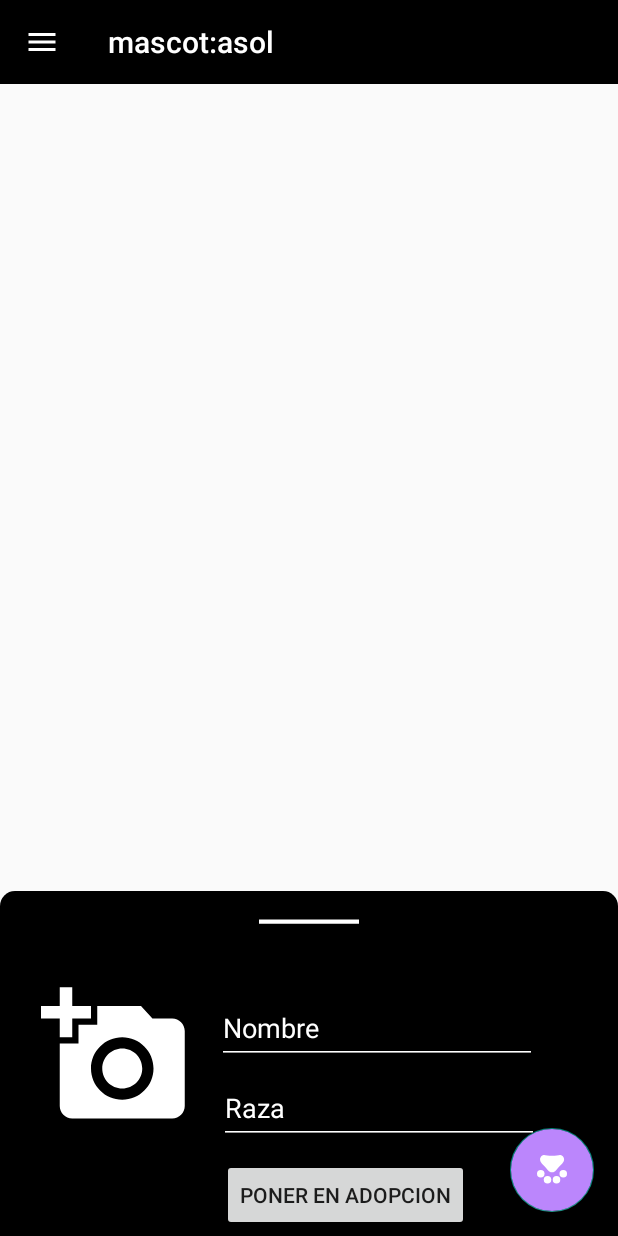
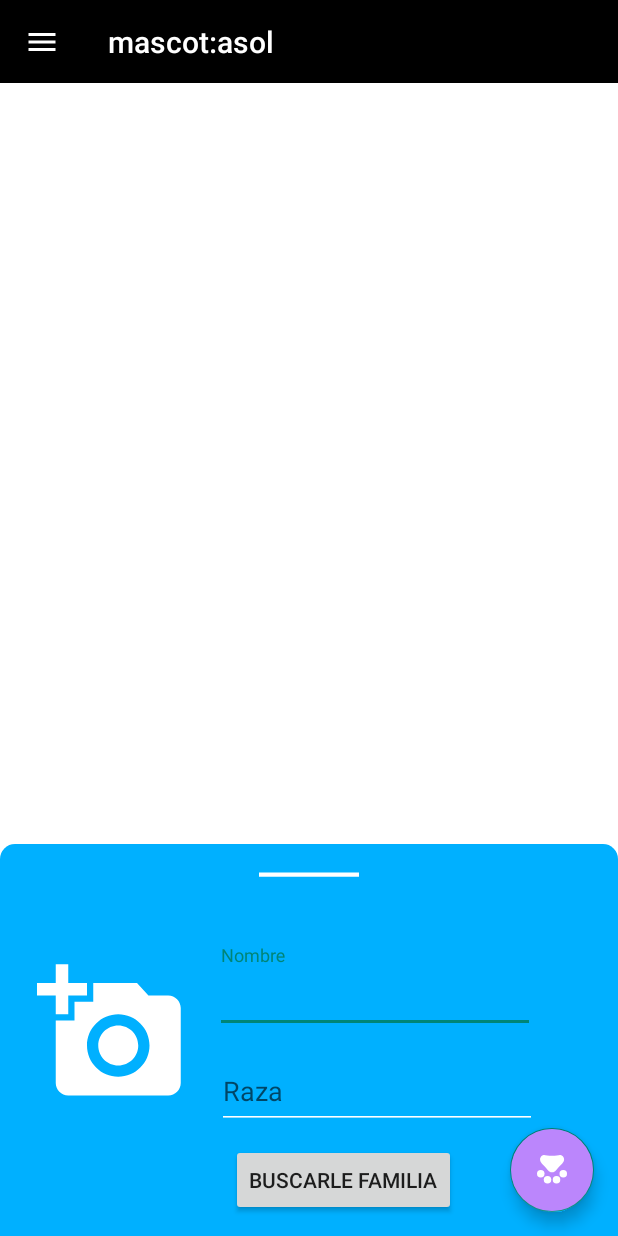
Before and after one commit to fedeturazzini/mascotasol, an Android app built with Jetpack Compose: the screen it shows after launch once a user with an empty profile is signed in (AnimalActivity), after a tap on "TODO", on a phone screen of 412 x 824 dp. Run offline under Robolectric (Android 15) with nearby library versions, the phone set to English and light mode, and no system bars; our stand-ins replace Dagger/Hilt's generated code, Firebase (no records; nobody signed in at launch, a user with empty details on screens opened directly).

Commit message:
compose v1

```diff
--- a/app/src/main/java/com/mascotasol/view/activities/AnimalActivity.kt
+++ b/app/src/main/java/com/mascotasol/view/activities/AnimalActivity.kt
@@ -1,46 +1,41 @@
 package com.mascotasol.view.activities
 
-import android.app.ActivityOptions
-import android.content.Intent
+import android.annotation.SuppressLint
+import android.os.Bundle
+import android.view.View
 import androidx.appcompat.app.AppCompatActivity
-import android.os.Bundle
-import android.transition.Explode
-import android.view.View
-import android.view.Window
-import android.widget.Toast
+import androidx.compose.foundation.layout.PaddingValues
+import androidx.compose.foundation.lazy.LazyColumn
+import androidx.compose.ui.unit.dp
 import androidx.constraintlayout.widget.ConstraintLayout
 import androidx.lifecycle.ViewModelProvider
-import androidx.lifecycle.lifecycleScope
-import androidx.recyclerview.widget.GridLayoutManager
 import com.google.android.material.bottomsheet.BottomSheetBehavior
-import com.google.firebase.firestore.QuerySnapshot
-import com.google.firebase.firestore.ktx.firestore
-import com.google.firebase.ktx.Firebase
 import com.mascotasol.databinding.ActivityAnimalBinding
-import com.mascotasol.data.model.Animal
 import com.mascotasol.view.ui.adapters.AnimalAdapter
 import com.mascotasol.view.ui.bottomsheet.initListeners
 import com.mascotasol.view.ui.fabButton.initBottomSheetListener
 import com.mascotasol.view.ui.toolbar.initListeners
 import com.mascotasol.viewmodel.AnimalViewModel
+import androidx.compose.foundation.lazy.items
+import androidx.compose.material.Scaffold
+import androidx.compose.runtime.Composable
+import androidx.compose.runtime.collectAsState
+import androidx.compose.runtime.getValue
+import androidx.compose.runtime.remember
+import androidx.lifecycle.lifecycleScope
+import com.mascotasol.data.model.Animal
+import com.mascotasol.view.ui.compose.AnimalListContent
+import com.mascotasol.view.ui.compose.AnimalListItem
 import dagger.hilt.android.AndroidEntryPoint
+import kotlinx.coroutines.flow.collect
 import kotlinx.coroutines.launch
-import kotlinx.coroutines.tasks.await
 
 @AndroidEntryPoint
 class AnimalActivity : AppCompatActivity() {
     private lateinit var binding: ActivityAnimalBinding
     private lateinit var bottomSheetBehavior: BottomSheetBehavior<ConstraintLayout>
     private lateinit var animalViewModel: AnimalViewModel
-    private val animalAdapter = AnimalAdapter(onClick = {
-        val intent2 = Intent(this, AnimalDetailActivity::class.java)
-        startActivity(
-            intent2,
-            ActivityOptions.makeSceneTransitionAnimation(
-                this
-            ).toBundle()
-        )
-    })
+    private lateinit var animalAdapter: AnimalAdapter
 
     override fun onCreate(savedInstanceState: Bundle?) {
         super.onCreate(savedInstanceState)
@@ -49,9 +44,17 @@ class AnimalActivity : AppCompatActivity() {
 
         initViewModel()
         initToolbar()
-        initRecyclerView()
+        initAnimalList()
         initBottomSheet()
         initFabButton()
+    }
+
+    private fun initAnimalList() {
+        binding.myComposable.setContent {
+            MyApp(animalViewModel) {
+                startActivity(AnimalDetailActivity.newIntent(this, it))
+            }
+        }
     }
 
     private fun initViewModel() {
@@ -66,18 +69,6 @@ class AnimalActivity : AppCompatActivity() {
         binding.toolbar.apply {
             setSupportActionBar(customToolbar)
             initListeners(binding.root.context)
-        }
-    }
-
-    private fun initRecyclerView() {
-        binding.recyclerView.let {
-            it.layoutManager = GridLayoutManager(it.context, 2)
-            it.adapter = animalAdapter
-            lifecycleScope.launch {
-                animalViewModel.animalsSate.collect { animals ->
-                    animalAdapter.addAnimals(animals)
-                }
-            }
         }
     }
 
@@ -102,3 +93,13 @@ class AnimalActivity : AppCompatActivity() {
         binding.fab.apply { this.initBottomSheetListener(bottomSheetBehavior) }
     }
 }
+
+@SuppressLint("UnusedMaterialScaffoldPaddingParameter")
+@Composable
+fun MyApp(animalViewModel: AnimalViewModel, navigateToAnimalDetail: (Animal) -> Unit) {
+    Scaffold(
+        content = {
+            AnimalListContent(animalViewModel = animalViewModel , navigateToAnimalDetail = navigateToAnimalDetail)
+        }
+    )
+}
--- /dev/null
+++ b/app/src/main/java/com/mascotasol/view/ui/compose/AnimalList.kt
@@ -0,0 +1,28 @@
+package com.mascotasol.view.ui.compose
+
+import androidx.compose.foundation.layout.PaddingValues
+import androidx.compose.foundation.lazy.LazyColumn
+import androidx.compose.foundation.lazy.items
+import androidx.compose.runtime.Composable
+import androidx.compose.runtime.collectAsState
+import androidx.compose.runtime.getValue
+import androidx.compose.ui.unit.dp
+import com.mascotasol.data.model.Animal
+import com.mascotasol.viewmodel.AnimalViewModel
+
+@Composable
+fun AnimalListContent(animalViewModel: AnimalViewModel, navigateToAnimalDetail: (Animal) -> Unit) {
+    val animals by animalViewModel.animalsSate.collectAsState()
+
+    LazyColumn(
+        contentPadding = PaddingValues(horizontal = 16.dp, vertical = 8.dp)
+    ) {
+        items(
+            items = animals,
+            itemContent = {
+                AnimalListItem(animal = it, navigateToAnimalDetail)
+            }
+        )
+
+    }
+}
--- a/app/src/main/res/drawable/corners.xml
+++ b/app/src/main/res/drawable/corners.xml
@@ -13,7 +13,7 @@
         android:topLeftRadius="10dp"
         android:topRightRadius="10dp"/>
 
-    <solid android:color="#000000"/>
+    <solid android:color="#00B0FF"/>
 
     // Add your desired padding
 <!--    <padding-->
--- a/app/src/main/res/layout/activity_animal.xml
+++ b/app/src/main/res/layout/activity_animal.xml
@@ -29,16 +29,21 @@
 <!--            app:lottie_loop="true"-->
 <!--            app:lottie_url="https://assets6.lottiefiles.com/private_files/lf30_ds4gbnoj.json" />-->
 
-        <androidx.recyclerview.widget.RecyclerView
-            android:id="@+id/recyclerView"
-            android:layout_width="match_parent"
-            android:layout_height="wrap_content"
-            android:padding="6dp"
-            app:layout_constraintEnd_toEndOf="parent"
-            app:layout_constraintStart_toStartOf="parent"
-            app:layout_constraintTop_toTopOf="parent">
+<!--        <androidx.recyclerview.widget.RecyclerView-->
+<!--            android:id="@+id/recyclerView"-->
+<!--            android:layout_width="match_parent"-->
+<!--            android:layout_height="wrap_content"-->
+<!--            android:padding="6dp"-->
+<!--            app:layout_constraintEnd_toEndOf="parent"-->
+<!--            app:layout_constraintStart_toStartOf="parent"-->
+<!--            app:layout_constraintTop_toTopOf="parent">-->
 
-        </androidx.recyclerview.widget.RecyclerView>
+<!--        </androidx.recyclerview.widget.RecyclerView>-->
+
+        <androidx.compose.ui.platform.ComposeView
+            android:id="@+id/my_composable"
+            android:layout_width="wrap_content"
+            android:layout_height="wrap_content"/>
 
         <com.google.android.material.floatingactionbutton.FloatingActionButton
             android:id="@+id/fab"
--- a/app/src/main/res/layout/bottom_sheet_layout_animal.xml
+++ b/app/src/main/res/layout/bottom_sheet_layout_animal.xml
@@ -1,8 +1,6 @@
 <?xml version="1.0" encoding="utf-8"?>
-<androidx.constraintlayout.widget.ConstraintLayout
-    xmlns:android="http://schemas.android.com/apk/res/android"
+<androidx.constraintlayout.widget.ConstraintLayout xmlns:android="http://schemas.android.com/apk/res/android"
     xmlns:app="http://schemas.android.com/apk/res-auto"
-    xmlns:tools="http://schemas.android.com/tools"
     android:id="@+id/bottom_sheet"
     android:layout_width="match_parent"
     android:layout_height="wrap_content"
@@ -17,7 +15,7 @@
         android:layout_width="100dp"
         android:layout_height="34dp"
         android:background="@drawable/ic_baseline_horizontal_rule_24"
-        app:layout_constraintBottom_toTopOf="@+id/name"
+        app:layout_constraintBottom_toTopOf="@+id/name_container"
         app:layout_constraintEnd_toEndOf="parent"
         app:layout_constraintStart_toStartOf="parent"
         app:layout_constraintTop_toTopOf="parent"
@@ -27,17 +25,26 @@
         android:id="@+id/imageView2"
         android:layout_width="wrap_content"
         android:layout_height="wrap_content"
-        android:layout_marginStart="16dp"
+        android:layout_marginStart="12dp"
         android:layout_marginEnd="10dp"
         android:layout_marginBottom="10dp"
         android:background="@drawable/ic_baseline_add_a_photo_24"
         app:layout_constraintBottom_toBottomOf="parent"
-        app:layout_constraintEnd_toStartOf="@+id/raza"
+        app:layout_constraintEnd_toStartOf="@+id/raza_container"
         app:layout_constraintStart_toStartOf="parent"
         app:layout_constraintTop_toTopOf="parent"
         />
 
-    <EditText
+    <com.google.android.material.textfield.TextInputLayout
+        android:id="@+id/name_container"
+        android:layout_width="wrap_content"
+        android:layout_height="wrap_content"
+        app:layout_constraintBottom_toTopOf="@+id/raza_container"
+        app:layout_constraintEnd_toEndOf="parent"
+        app:layout_constraintStart_toEndOf="@+id/imageView2"
+        app:layout_constraintTop_toBottomOf="@+id/view">
+
+        <com.google.android.material.textfield.TextInputEditText
             android:id="@+id/name"
             android:layout_width="wrap_content"
             android:layout_height="wrap_content"
@@ -55,7 +62,18 @@
             app:layout_constraintStart_toEndOf="@+id/imageView2"
             app:layout_constraintTop_toBottomOf="@+id/view" />
 
-    <EditText
+    </com.google.android.material.textfield.TextInputLayout>
+
+    <com.google.android.material.textfield.TextInputLayout
+        android:id="@+id/raza_container"
+        android:layout_width="wrap_content"
+        android:layout_height="wrap_content"
+        app:layout_constraintBottom_toTopOf="@+id/button"
+        app:layout_constraintEnd_toEndOf="parent"
+        app:layout_constraintStart_toEndOf="@+id/imageView2"
+        app:layout_constraintTop_toBottomOf="@+id/name_container">
+
+        <com.google.android.material.textfield.TextInputEditText
             android:id="@+id/raza"
             android:layout_width="wrap_content"
             android:layout_height="wrap_content"
@@ -70,17 +88,22 @@
             app:layout_constraintBottom_toTopOf="@+id/button"
             app:layout_constraintEnd_toEndOf="parent"
             app:layout_constraintStart_toEndOf="@+id/imageView2"
-        app:layout_constraintTop_toBottomOf="@+id/name" />
+            app:layout_constraintTop_toBottomOf="@+id/name_container" />
 
-    <Button
+    </com.google.android.material.textfield.TextInputLayout>
+
+    <androidx.appcompat.widget.AppCompatButton
         android:id="@+id/button"
         android:layout_width="wrap_content"
         android:layout_height="wrap_content"
         android:layout_marginStart="14dp"
         android:layout_marginEnd="90dp"
-        android:text="Poner en adopcion"
+        app:backgroundColor="@color/black"
+        android:layout_marginBottom="10dp"
+        android:text="Buscarle Familia"
         app:layout_constraintBottom_toBottomOf="parent"
         app:layout_constraintEnd_toEndOf="parent"
         app:layout_constraintStart_toEndOf="@+id/imageView2"
-        app:layout_constraintTop_toBottomOf="@+id/raza" />
+        app:layout_constraintTop_toBottomOf="@+id/raza_container" />
+
 </androidx.constraintlayout.widget.ConstraintLayout>
--- a/app/src/main/res/values/strings.xml
+++ b/app/src/main/res/values/strings.xml
@@ -1,3 +1,7 @@
 <resources>
     <string name="app_name">Mascotasol</string>
+    <string name="sex">Sexo</string>
+    <string name="age">Edad</string>
+    <string name="personality">Personalidad</string>
+    <string name="adopt_me">Adoptame :)</string>
 </resources>
```
Also changed, not shown: app/build.gradle (+42 -6 lines), app/src/main/java/com/mascotasol/data/model/Animal.kt (+6 -4 lines), app/src/main/java/com/mascotasol/data/repository/FirebaseRepositoryImp.kt (+8 -1 lines), app/src/main/java/com/mascotasol/view/activities/AnimalDetailActivity.kt (+18 -1 lines), app/src/main/java/com/mascotasol/view/activities/LoginActivity.kt (+24 -6 lines), app/src/main/java/com/mascotasol/view/ui/adapters/AnimalAdapter.kt (+13 -13 lines), app/src/main/java/com/mascotasol/view/ui/compose/AnimalDetailScreen.kt (added, +181 -0 lines), app/src/main/java/com/mascotasol/view/ui/compose/AnimalListRow.kt (added, +84 -0 lines), app/src/main/java/com/mascotasol/view/ui/compose/AnimateFabContent.kt (added, +132 -0 lines), build.gradle (+8 -2 lines), app/src/main/animal_dog-playstore.png (added), app/src/main/dog_image-playstore.png (added), app/src/main/res/drawable/animaldog.jpeg (added). Lines whose indentation alone changed are shown as unchanged.
